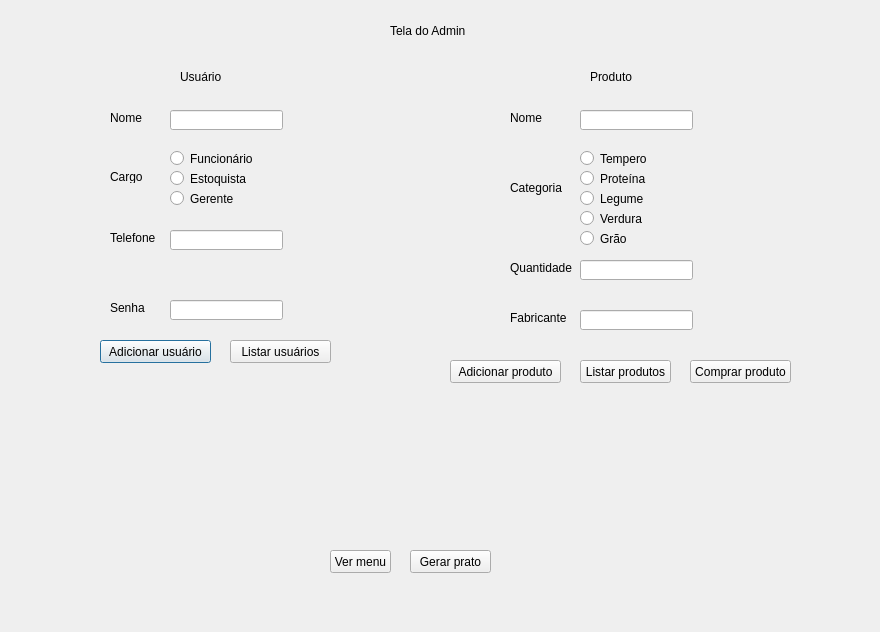
Old version of the form versão final/tela_admin.ui in the repository tsmgouvea/trabalho-do-nelson.
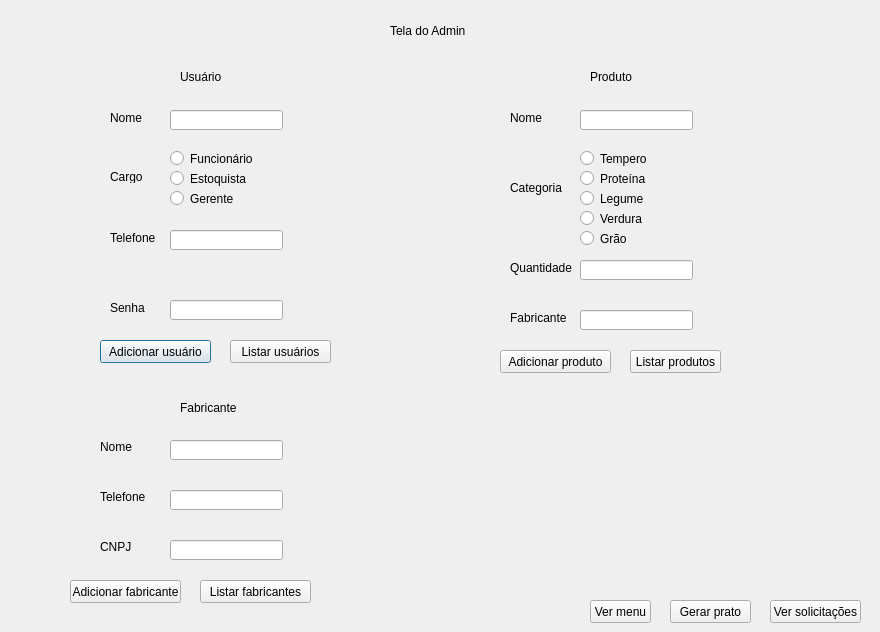
New version of the form.

Commit message:
tela do admin pronta
tela do admin pronta antes de mostrar para os outros integrantes do grupo

The edit to the form file:
```diff
--- a/versão final/tela_admin.ui
+++ b/versão final/tela_admin.ui
@@ -326,8 +326,8 @@
   <widget class="QPushButton" name="pushButton_3">
    <property name="geometry">
     <rect>
-     <x>450</x>
-     <y>360</y>
+     <x>500</x>
+     <y>350</y>
      <width>111</width>
      <height>23</height>
     </rect>
@@ -339,8 +339,8 @@
   <widget class="QPushButton" name="pushButton_4">
    <property name="geometry">
     <rect>
-     <x>580</x>
-     <y>360</y>
+     <x>630</x>
+     <y>350</y>
      <width>91</width>
      <height>23</height>
     </rect>
@@ -375,21 +375,21 @@
   <widget class="QPushButton" name="pushButton_5">
    <property name="geometry">
     <rect>
-     <x>690</x>
-     <y>360</y>
-     <width>101</width>
+     <x>70</x>
+     <y>580</y>
+     <width>111</width>
      <height>23</height>
     </rect>
    </property>
    <property name="text">
-    <string>Comprar produto</string>
+    <string>Adicionar fabricante</string>
    </property>
   </widget>
   <widget class="QPushButton" name="pushButton_6">
    <property name="geometry">
     <rect>
-     <x>330</x>
-     <y>550</y>
+     <x>590</x>
+     <y>600</y>
      <width>61</width>
      <height>23</height>
     </rect>
@@ -401,8 +401,8 @@
   <widget class="QPushButton" name="pushButton_7">
    <property name="geometry">
     <rect>
-     <x>410</x>
-     <y>550</y>
+     <x>670</x>
+     <y>600</y>
      <width>81</width>
      <height>23</height>
     </rect>
@@ -411,6 +411,114 @@
     <string>Gerar prato</string>
    </property>
   </widget>
+  <widget class="QPushButton" name="pushButton_8">
+   <property name="geometry">
+    <rect>
+     <x>770</x>
+     <y>600</y>
+     <width>91</width>
+     <height>23</height>
+    </rect>
+   </property>
+   <property name="text">
+    <string>Ver solicitações</string>
+   </property>
+  </widget>
+  <widget class="QLabel" name="label_12">
+   <property name="geometry">
+    <rect>
+     <x>180</x>
+     <y>400</y>
+     <width>61</width>
+     <height>16</height>
+    </rect>
+   </property>
+   <property name="text">
+    <string>Fabricante</string>
+   </property>
+  </widget>
+  <widget class="QLabel" name="label_13">
+   <property name="geometry">
+    <rect>
+     <x>100</x>
+     <y>440</y>
+     <width>47</width>
+     <height>13</height>
+    </rect>
+   </property>
+   <property name="text">
+    <string>Nome</string>
+   </property>
+  </widget>
+  <widget class="QLabel" name="label_14">
+   <property name="geometry">
+    <rect>
+     <x>100</x>
+     <y>490</y>
+     <width>47</width>
+     <height>13</height>
+    </rect>
+   </property>
+   <property name="text">
+    <string>Telefone</string>
+   </property>
+  </widget>
+  <widget class="QLabel" name="label_15">
+   <property name="geometry">
+    <rect>
+     <x>100</x>
+     <y>540</y>
+     <width>47</width>
+     <height>13</height>
+    </rect>
+   </property>
+   <property name="text">
+    <string>CNPJ</string>
+   </property>
+  </widget>
+  <widget class="QLineEdit" name="lineEdit_7">
+   <property name="geometry">
+    <rect>
+     <x>170</x>
+     <y>440</y>
+     <width>113</width>
+     <height>20</height>
+    </rect>
+   </property>
+  </widget>
+  <widget class="QLineEdit" name="lineEdit_8">
+   <property name="geometry">
+    <rect>
+     <x>170</x>
+     <y>490</y>
+     <width>113</width>
+     <height>20</height>
+    </rect>
+   </property>
+  </widget>
+  <widget class="QLineEdit" name="lineEdit_9">
+   <property name="geometry">
+    <rect>
+     <x>170</x>
+     <y>540</y>
+     <width>113</width>
+     <height>20</height>
+    </rect>
+   </property>
+  </widget>
+  <widget class="QPushButton" name="pushButton_9">
+   <property name="geometry">
+    <rect>
+     <x>200</x>
+     <y>580</y>
+     <width>111</width>
+     <height>23</height>
+    </rect>
+   </property>
+   <property name="text">
+    <string>Listar fabricantes</string>
+   </property>
+  </widget>
  </widget>
  <resources/>
  <connections/>
```
The commit also changes 8 other files.
